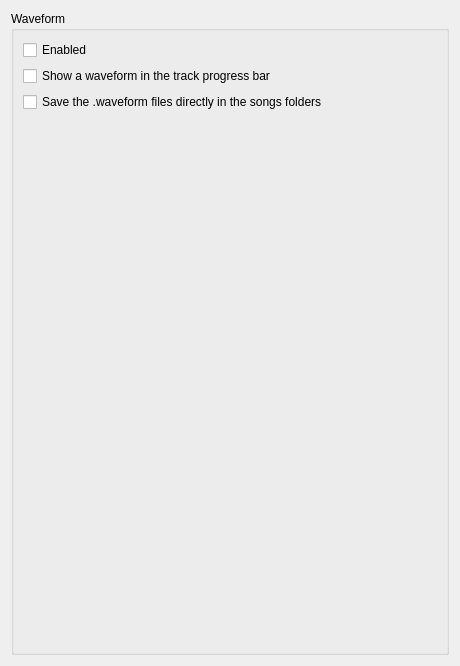
Old version of the form src/settings/waveformsettingspage.ui in the repository strawberrymusicplayer/strawberry.
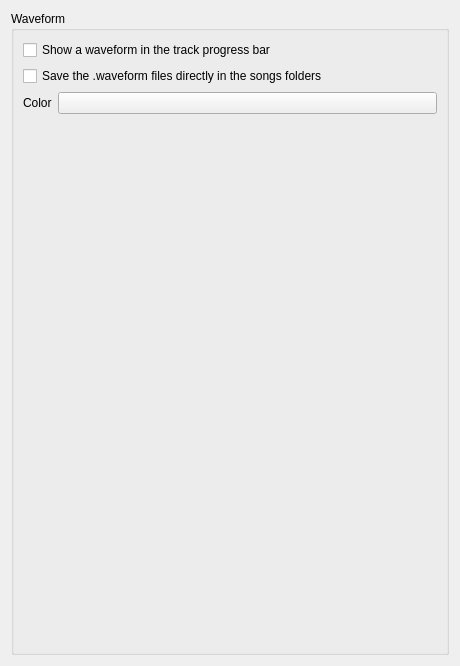
New version of the form.

Commit message: Collapse the waveform enable flags into one and add a color picker

```diff
--- a/src/settings/waveformsettingspage.ui
+++ b/src/settings/waveformsettingspage.ui
@@ -23,24 +23,31 @@
       <item row="0" column="0" colspan="2">
        <widget class="QCheckBox" name="waveform_enabled">
         <property name="text">
-         <string>Enabled</string>
-        </property>
-       </widget>
-      </item>
-      <item row="1" column="0" colspan="2">
-       <widget class="QCheckBox" name="waveform_show">
-        <property name="text">
          <string>Show a waveform in the track progress bar</string>
         </property>
        </widget>
       </item>
-      <item row="2" column="0" colspan="2">
+      <item row="1" column="0" colspan="2">
        <widget class="QCheckBox" name="waveform_save">
         <property name="text">
          <string>Save the .waveform files directly in the songs folders</string>
         </property>
        </widget>
       </item>
+      <item row="2" column="0">
+       <widget class="QLabel" name="label_color">
+        <property name="text">
+         <string>Color</string>
+        </property>
+       </widget>
+      </item>
+      <item row="2" column="1">
+       <widget class="QPushButton" name="select_waveform_color">
+        <property name="text">
+         <string/>
+        </property>
+       </widget>
+      </item>
       <item row="3" column="0">
        <spacer name="spacer_bottom">
         <property name="orientation">
```
Left out of the diff: 2 changed lines with no effect on the pictures. The commit also changes 6 other files.
